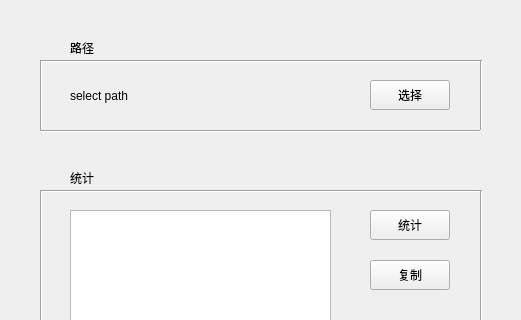
lustoo/labelImg, file label_window.ui: the form before one commit; both pictures show x 0 to 521 and y 0 to 320 of the 521 by 615 pixel window.
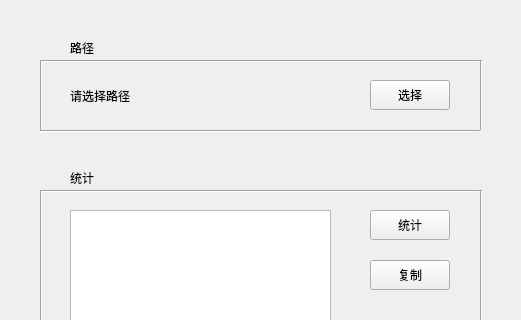
The form after the commit.

The edit to the form file:
```diff
--- a/label_window.ui
+++ b/label_window.ui
@@ -119,7 +119,7 @@
         <number>1</number>
        </property>
        <property name="text">
-        <string>select path</string>
+        <string>请选择路径</string>
        </property>
       </widget>
      </item>
```
Left out of the diff: 4 changed lines with no effect on the pictures.
